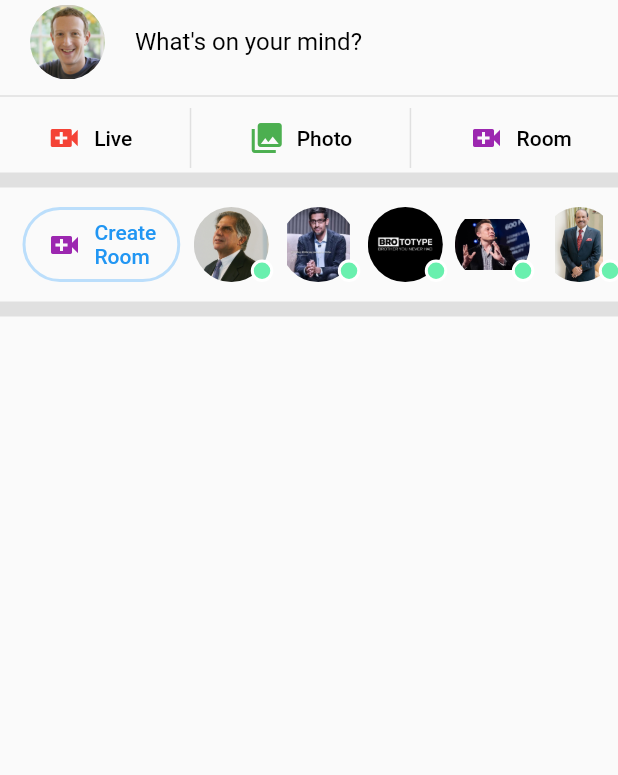
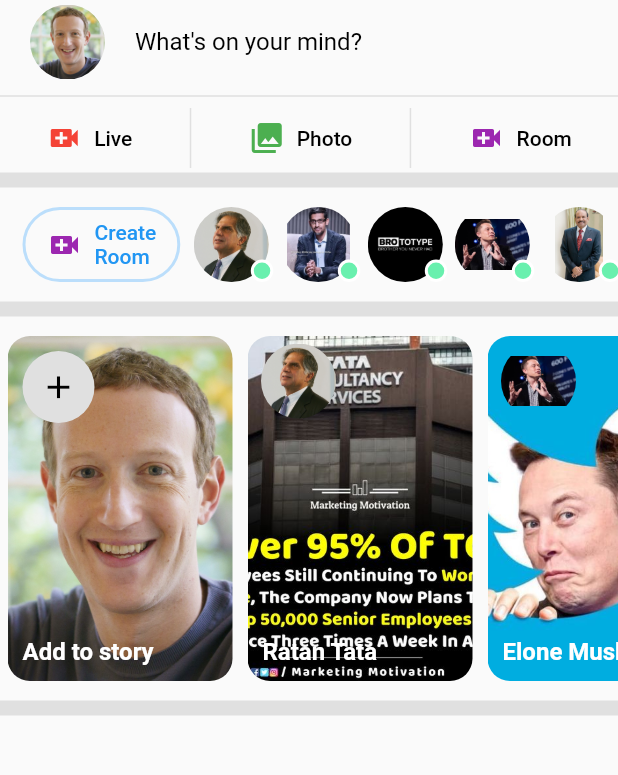
Before and after one commit to ajaypalamkunnel/facebook, a Flutter app: the screen it shows after launch, on a phone screen of 412 x 824 dp, the part 84-859 px from its top. Run offline on Flutter 3.47's test engine with Material 2 defaults, Android fonts, the light colour scheme and no system bars.

Commit message:
all status listed

```diff
--- a/lib/home.dart
+++ b/lib/home.dart
@@ -3,6 +3,7 @@
 import 'package:facebook/widgets/app_bar_button.dart';
 import 'package:facebook/widgets/dividers.dart';
 import 'package:facebook/widgets/room_section.dart';
+import 'package:facebook/widgets/story_section.dart';
 
 import 'package:flutter/material.dart';
 
@@ -41,6 +42,8 @@
             HeaderButtonSection(),
             thikdivider,
             RoomSection(),
+            thikdivider,
+            StorySection(),
             thikdivider
           ],
         ),
--- a/lib/widgets/app_bar_button.dart
+++ b/lib/widgets/app_bar_button.dart
@@ -3,8 +3,13 @@
 class AppBarButton extends StatelessWidget {
   final IconData icon;
   final void Function() buttonAction;
+  final Color iconColor;
 
-  AppBarButton({required this.icon, required this.buttonAction});
+  AppBarButton({
+    required this.icon,
+    required this.buttonAction,
+    this.iconColor = Colors.black,
+  });
 
   @override
   Widget build(BuildContext context) {
--- a/lib/widgets/assets.dart
+++ b/lib/widgets/assets.dart
@@ -10,3 +10,17 @@
 String bro = "assets/avatar/brototype.jpg";
 String ffks = "assets/avatar/ffks.jpg";
 String sujith = "assets/avatar/sujith.jpg";
+
+String p1 = "assets/posts/p1.jpg";
+String p2 = "assets/posts/p2.jpg";
+String p3 = "assets/posts/p3.jpg";
+String p4 = "assets/posts/p4.jpg";
+String p5 = "assets/posts/p5.jpg";
+String p6 = "assets/posts/p6.jpg";
+String p7 = "assets/posts/p7.jpg";
+String p8 = "assets/posts/p8.jpg";
+String p9 = "assets/posts/p9.jpg";
+String p10 = "assets/posts/p10.jpg";
+String p11 = "assets/posts/p11.jpg";
+String p12 = "assets/posts/p12.jpg";
+String p13 = "assets/posts/p13.jpg";
--- /dev/null
+++ b/lib/widgets/story_card.dart
@@ -0,0 +1,63 @@
+import 'package:facebook/widgets/app_bar_button.dart';
+import 'package:facebook/widgets/avatar.dart';
+import 'package:flutter/cupertino.dart';
+import 'package:flutter/material.dart';
+
+class StoryCard extends StatelessWidget {
+  final String name;
+  final String image;
+  final bool button;
+  final String avatar;
+
+  StoryCard(
+      {required this.name,
+      required this.image,
+      this.button = false,
+      required this.avatar}) {}
+
+  @override
+  Widget build(BuildContext context) {
+    return Container(
+      width: 150,
+      margin: EdgeInsets.only(
+        top: 10,
+        bottom: 10,
+        left: 5,
+        right: 5,
+      ),
+      decoration: BoxDecoration(
+          image: DecorationImage(
+            image: AssetImage(image),
+            fit: BoxFit.cover,
+          ),
+          borderRadius: BorderRadius.circular(15)),
+      child: Stack(
+        children: [
+          Positioned(
+            left: 5,
+            top: 5,
+            child: button
+                ? AppBarButton(
+                    icon: Icons.add,
+                    iconColor: Colors.blue,
+                    buttonAction: () {
+                      print("Add story button clicked");
+                    })
+                : Avatar(displayImage: avatar),
+          ),
+          Positioned(
+              bottom: 10,
+              left: 10,
+              child: Text(
+                name,
+                style: TextStyle(
+                  color: Colors.white,
+                  fontSize: 16,
+                  fontWeight: FontWeight.bold,
+                ),
+              ))
+        ],
+      ),
+    );
+  }
+}
--- /dev/null
+++ b/lib/widgets/story_section.dart
@@ -0,0 +1,61 @@
+import 'package:facebook/widgets/assets.dart';
+import 'package:facebook/widgets/story_card.dart';
+import 'package:flutter/material.dart';
+
+class StorySection extends StatelessWidget {
+  const StorySection({Key? key}) : super(key: key);
+
+  @override
+  Widget build(BuildContext context) {
+    return Container(
+      height: 250,
+      child: ListView(
+        scrollDirection: Axis.horizontal,
+        children: [
+          StoryCard(
+            name: "Add to story",
+            image: mark,
+            avatar: mark,
+            button: true,
+          ),
+          StoryCard(
+            name: "Ratan Tata",
+            image: p9,
+            avatar: tata,
+            button: false,
+          ),
+          StoryCard(
+            name: "Elone Musk",
+            image: p7,
+            avatar: elone,
+            button: false,
+          ),
+          StoryCard(
+            name: "Yash",
+            image: p12,
+            avatar: rocky,
+            button: false,
+          ),
+          StoryCard(
+            name: "Santhosh",
+            image: p8,
+            avatar: santhosh,
+            button: false,
+          ),
+          StoryCard(
+            name: "Sundar pichai",
+            image: p6,
+            avatar: pichai,
+            button: false,
+          ),
+          StoryCard(
+            name: "Dulquer Salmaan",
+            image: p13,
+            avatar: dq,
+            button: false,
+          ),
+        ],
+      ),
+    );
+  }
+}
```
